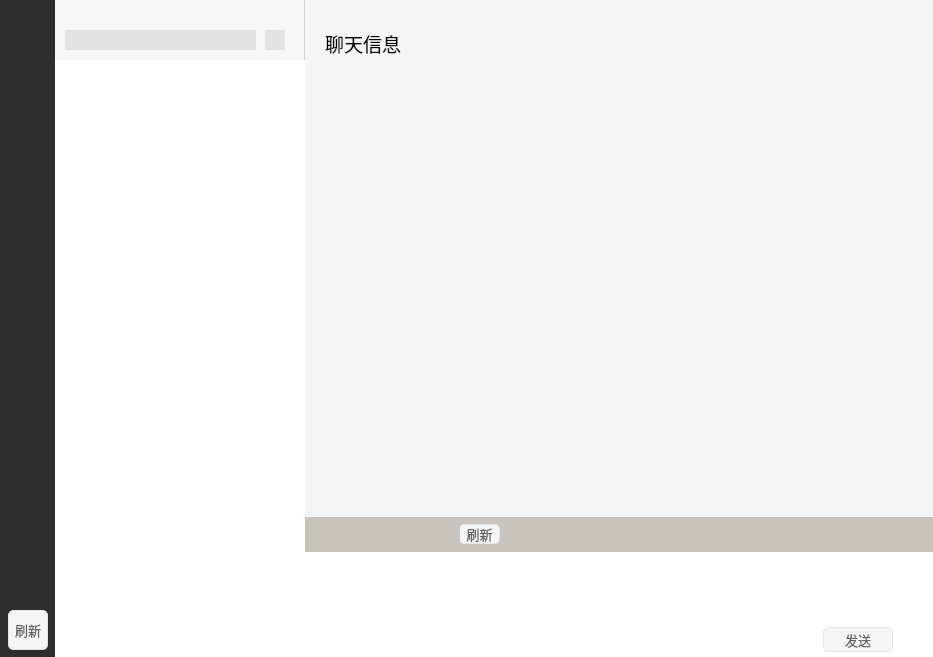
Before: the Qt Designer form Client/client.ui in flyjay123/OurChat, drawn with Qt 5.
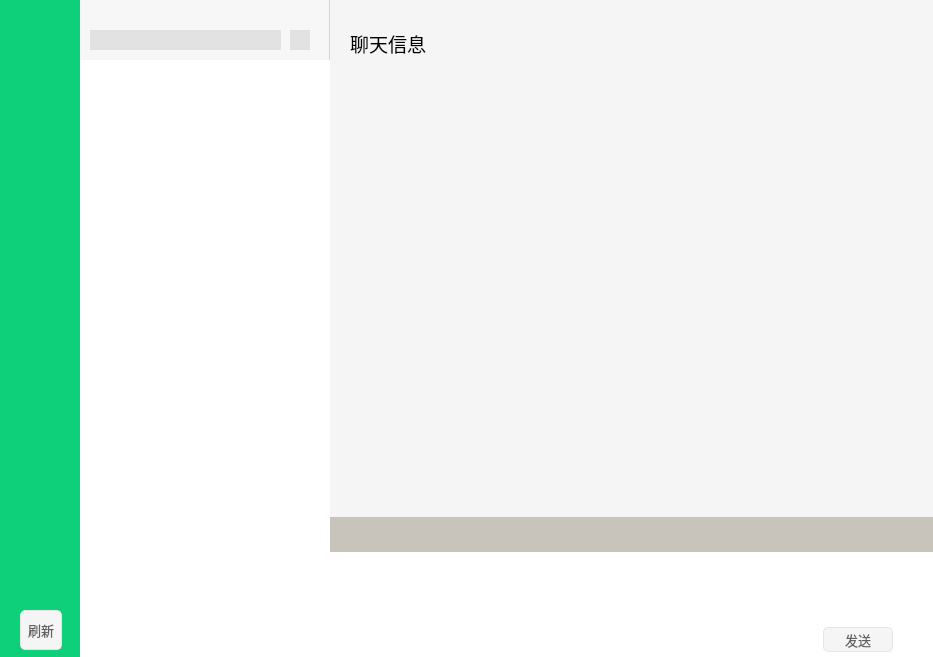
After: the same form once the commit is applied. Icons and pictures are not drawn. Custom widgets are drawn as their Qt base class.

What changed in the file:
```diff
--- a/Client/client.ui
+++ b/Client/client.ui
@@ -771,61 +771,7 @@
             </widget>
            </item>
            <item row="0" column="5">
-            <widget class="QWidget" name="widget_11" native="true">
-             <widget class="QPushButton" name="pushBtn_refresh_2">
-              <property name="geometry">
-               <rect>
-                <x>-1</x>
-                <y>0</y>
-                <width>41</width>
-                <height>20</height>
-               </rect>
-              </property>
-              <property name="minimumSize">
-               <size>
-                <width>0</width>
-                <height>0</height>
-               </size>
-              </property>
-              <property name="maximumSize">
-               <size>
-                <width>2000</width>
-                <height>2000</height>
-               </size>
-              </property>
-              <property name="font">
-               <font>
-                <family>黑体</family>
-                <pointsize>10</pointsize>
-               </font>
-              </property>
-              <property name="styleSheet">
-               <string notr="true">QPushButton{
-	color: rgb(96,96,96);
-	border-radius: 5px;	
-	border-style: solid;
-	background-color: rgb(245,245,245);
-
-	border-right:1px solid #E5E5E5;
-	border-top:1px solid #E5E5E5;
-	border-left:1px solid #E5E5E5;
-	border-bottom:1px solid #E5E5E5;
-}
-
-QPushButton:hover{
-	color: rgb(255, 255, 255);
-	background-color: rgb(18,150,17);
-}
-
-QPushButton:pressed {
-	background-color: rgb(7,193,96);
-}</string>
-              </property>
-              <property name="text">
-               <string>刷新</string>
-              </property>
-             </widget>
-            </widget>
+            <widget class="QWidget" name="widget_11" native="true"/>
            </item>
           </layout>
          </item>
@@ -838,85 +784,90 @@
      <widget class="QWidget" name="widget" native="true">
       <property name="minimumSize">
        <size>
-        <width>55</width>
+        <width>80</width>
         <height>0</height>
        </size>
       </property>
       <property name="maximumSize">
        <size>
-        <width>55</width>
+        <width>80</width>
         <height>16777215</height>
        </size>
       </property>
       <property name="styleSheet">
-       <string notr="true">background-color: rgb(46,46,46);</string>
+       <string notr="true">background-color: #0ED07B;
+min-width:80;
+max-width:80;</string>
       </property>
       <widget class="QPushButton" name="pushButton_msg_list">
        <property name="geometry">
         <rect>
-         <x>15</x>
-         <y>100</y>
-         <width>25</width>
-         <height>25</height>
+         <x>20</x>
+         <y>180</y>
+         <width>40</width>
+         <height>40</height>
         </rect>
        </property>
        <property name="minimumSize">
         <size>
-         <width>25</width>
-         <height>25</height>
+         <width>40</width>
+         <height>0</height>
         </size>
        </property>
        <property name="maximumSize">
         <size>
-         <width>25</width>
-         <height>25</height>
+         <width>40</width>
+         <height>16777215</height>
         </size>
        </property>
        <property name="styleSheet">
         <string notr="true">QPushButton {
 
 	border: none; /* no border for a flat push button */
-	image: url(:/pic/src/wechat.png); 
-	min-width: 25px;
-	max-width: 25px;
-	min-height: 25px;
-	max-height: 25px;
+	max-width:40;
+	min-width:40;
 }
-QPushButton::hover {
-	image: url(:/src/wechat3.png); 
-}
-QPushButton:checked{
-	image: url(:/pic/src/wechat2.png); 
-}</string>
+</string>
        </property>
        <property name="text">
         <string/>
        </property>
+       <property name="icon">
+        <iconset resource="src.qrc">
+         <normaloff>:/src/message.png</normaloff>
+         <normalon>:/src/message1.png</normalon>:/src/message.png</iconset>
+       </property>
+       <property name="iconSize">
+        <size>
+         <width>40</width>
+         <height>40</height>
+        </size>
+       </property>
        <property name="checkable">
         <bool>true</bool>
        </property>
        <property name="checked">
-        <bool>true</bool>
+        <bool>false</bool>
        </property>
       </widget>
       <widget class="QPushButton" name="pushBtn_refresh">
        <property name="geometry">
         <rect>
-         <x>8</x>
+         <x>20</x>
          <y>610</y>
-         <width>40</width>
+         <width>42</width>
          <height>40</height>
         </rect>
        </property>
        <property name="minimumSize">
         <size>
-         <width>0</width>
+         <width>42</width>
          <height>0</height>
         </size>
        </property>
        <property name="maximumSize">
         <size>
-         <width>2000</width>
+         <width>42</width>
          <height>2000</height>
         </size>
        </property>
@@ -937,6 +888,10 @@
 	border-top:1px solid #E5E5E5;
 	border-left:1px solid #E5E5E5;
 	border-bottom:1px solid #E5E5E5;
+
+	max-width:40;
+	min-width:40;
+
 }
 
 QPushButton:hover{
@@ -955,21 +910,21 @@
       <widget class="QPushButton" name="pushButton_emoj_3">
        <property name="geometry">
         <rect>
-         <x>15</x>
-         <y>30</y>
-         <width>25</width>
-         <height>25</height>
+         <x>20</x>
+         <y>110</y>
+         <width>40</width>
+         <height>40</height>
         </rect>
        </property>
        <property name="minimumSize">
         <size>
-         <width>0</width>
+         <width>40</width>
          <height>0</height>
         </size>
        </property>
        <property name="maximumSize">
         <size>
-         <width>16777215</width>
+         <width>40</width>
          <height>16777215</height>
         </size>
        </property>
@@ -977,158 +932,264 @@
         <string notr="true">QPushButton {
 
 	border: none; /* no border for a flat push button */
-	image: url(:/src/个人中心灰.png); 
+	image: url(:/src/SelfCenter1.png); 
+	max-width:40;
+	min-width:40;
 }
 QPushButton::hover {
 	image: url(:/src/个人中心绿.png); 
 }
+
+
 </string>
        </property>
        <property name="text">
         <string/>
        </property>
        <property name="checkable">
-        <bool>true</bool>
+        <bool>false</bool>
        </property>
        <property name="checked">
-        <bool>true</bool>
+        <bool>false</bool>
        </property>
       </widget>
       <widget class="QPushButton" name="pushButton_friend_list">
        <property name="geometry">
         <rect>
-         <x>15</x>
-         <y>150</y>
-         <width>25</width>
-         <height>25</height>
+         <x>20</x>
+         <y>250</y>
+         <width>40</width>
+         <height>40</height>
         </rect>
        </property>
        <property name="minimumSize">
         <size>
-         <width>25</width>
-         <height>25</height>
+         <width>40</width>
+         <height>0</height>
         </size>
        </property>
        <property name="maximumSize">
         <size>
-         <width>25</width>
-         <height>25</height>
+         <width>40</width>
+         <height>16777215</height>
         </size>
        </property>
        <property name="styleSheet">
         <string notr="true">QPushButton {
 
 	border: none; /* no border for a flat push button */
-	image: url(:/pic/src/wechat.png); 
-	min-width: 25px;
-	max-width: 25px;
-	min-height: 25px;
-	max-height: 25px;
+	max-width:40;
+	min-width:40;
 }
 </string>
        </property>
        <property name="text">
         <string/>
        </property>
+       <property name="icon">
+        <iconset resource="src.qrc">
+         <normaloff>:/src/friend.png</normaloff>
+         <normalon>:/src/friend1.png</normalon>:/src/friend.png</iconset>
+       </property>
+       <property name="iconSize">
+        <size>
+         <width>40</width>
+         <height>40</height>
+        </size>
+       </property>
        <property name="checkable">
         <bool>true</bool>
        </property>
        <property name="checked">
-        <bool>true</bool>
+        <bool>false</bool>
        </property>
       </widget>
       <widget class="QPushButton" name="pushButton_group_list">
        <property name="geometry">
         <rect>
-         <x>15</x>
-         <y>200</y>
-         <width>25</width>
-         <height>25</height>
+         <x>20</x>
+         <y>320</y>
+         <width>40</width>
+         <height>40</height>
         </rect>
        </property>
        <property name="minimumSize">
         <size>
-         <width>25</width>
-         <height>25</height>
+         <width>40</width>
+         <height>0</height>
         </size>
        </property>
        <property name="maximumSize">
         <size>
-         <width>25</width>
-         <height>25</height>
+         <width>40</width>
+         <height>16777215</height>
         </size>
        </property>
        <property name="styleSheet">
-        <string notr="true">QPushButton {
-
-	border: none; /* no border for a flat push button */
-	image: url(:/pic/src/wechat.png); 
-	min-width: 25px;
-	max-width: 25px;
-	min-height: 25px;
-	max-height: 25px;
-}
-</string>
+        <string notr="true">border:none;
+	max-width:40;
+	min-width:40;</string>
        </property>
        <property name="text">
         <string/>
        </property>
+       <property name="icon">
+        <iconset resource="src.qrc">
+         <normaloff>:/src/group.png</normaloff>
+         <normalon>:/src/group1.png</normalon>:/src/group.png</iconset>
+       </property>
+       <property name="iconSize">
+        <size>
+         <width>40</width>
+         <height>40</height>
+        </size>
+       </property>
        <property name="checkable">
         <bool>true</bool>
        </property>
        <property name="checked">
-        <bool>true</bool>
+        <bool>false</bool>
        </property>
       </widget>
       <widget class="QPushButton" name="pushButton_system_msg">
        <property name="geometry">
         <rect>
-         <x>15</x>
-         <y>250</y>
-         <width>25</width>
-         <height>25</height>
+         <x>20</x>
+         <y>390</y>
+         <width>40</width>
+         <height>40</height>
         </rect>
        </property>
        <property name="minimumSize">
         <size>
-         <width>25</width>
-         <height>25</height>
+         <width>40</width>
+         <height>0</height>
         </size>
        </property>
        <property name="maximumSize">
         <size>
-         <width>25</width>
-         <height>25</height>
+         <width>40</width>
+         <height>16777215</height>
         </size>
        </property>
        <property name="styleSheet">
         <string notr="true">QPushButton {
 
 	border: none; /* no border for a flat push button */
-	image: url(:/pic/src/wechat.png); 
-	min-width: 25px;
-	max-width: 25px;
-	min-height: 25px;
-	max-height: 25px;
+	max-width:40;
+	min-width:40;
 }
 </string>
        </property>
        <property name="text">
         <string/>
        </property>
+       <property name="icon">
+        <iconset resource="src.qrc">
+         <normaloff>:/src/notification.png</normaloff>:/src/notification.png</iconset>
+       </property>
+       <property name="iconSize">
+        <size>
+         <width>40</width>
+         <height>40</height>
+        </size>
+       </property>
        <property name="checkable">
-        <bool>true</bool>
+        <bool>false</bool>
        </property>
        <property name="checked">
+        <bool>false</bool>
+       </property>
+      </widget>
+      <widget class="FriendIconLabel" name="label_icon">
+       <property name="geometry">
+        <rect>
+         <x>0</x>
+         <y>0</y>
+         <width>80</width>
+         <height>80</height>
+        </rect>
+       </property>
+       <property name="minimumSize">
+        <size>
+         <width>80</width>
+         <height>80</height>
+        </size>
+       </property>
+       <property name="maximumSize">
+        <size>
+         <width>80</width>
+         <height>80</height>
+        </size>
+       </property>
+       <property name="styleSheet">
+        <string notr="true">	max-width:80;
+	min-width:80;
+background-color:transparent;</string>
+       </property>
+       <property name="text">
+        <string/>
+       </property>
+       <property name="scaledContents">
         <bool>true</bool>
        </property>
       </widget>
+      <widget class="QPushButton" name="pushButton_icon">
+       <property name="geometry">
+        <rect>
+         <x>0</x>
+         <y>0</y>
+         <width>80</width>
+         <height>80</height>
+        </rect>
+       </property>
+       <property name="sizePolicy">
+        <sizepolicy hsizetype="Minimum" vsizetype="Fixed">
+         <horstretch>0</horstretch>
+         <verstretch>0</verstretch>
+        </sizepolicy>
+       </property>
+       <property name="minimumSize">
+        <size>
+         <width>80</width>
+         <height>80</height>
+        </size>
+       </property>
+       <property name="maximumSize">
+        <size>
+         <width>80</width>
+         <height>80</height>
+        </size>
+       </property>
+       <property name="font">
+        <font>
+         <pointsize>9</pointsize>
+        </font>
+       </property>
+       <property name="cursor">
+        <cursorShape>PointingHandCursor</cursorShape>
+       </property>
+       <property name="styleSheet">
+        <string notr="true">max-width:80;
+min-width:80;
+border:none;
+background-color:transparent;</string>
+       </property>
+       <property name="text">
+        <string/>
+       </property>
+      </widget>
      </widget>
     </item>
    </layout>
   </widget>
  </widget>
  <customwidgets>
+  <customwidget>
+   <class>FriendIconLabel</class>
+   <extends>QLabel</extends>
+   <header location="global">friendiconlabel.h</header>
+  </customwidget>
   <customwidget>
    <class>SendTextEdit</class>
    <extends>QTextEdit</extends>
```
Left out of the diff: 23 changed lines with no effect on the pictures.
